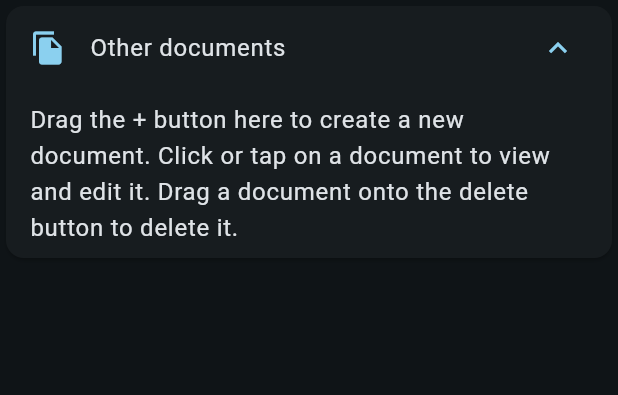
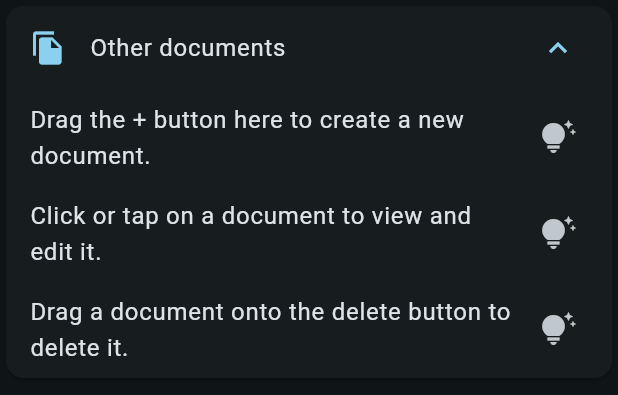
Before and after one commit to Kharacternyk/depauth, a Flutter app: the StorageDirectoryDropdown widget shown alone on an empty page, opened directly with empty values, after a tap on "Other documents", on a phone screen of 412 x 824 dp. Shown: the top 395 px of the screen. Run offline on Flutter 3.47's test engine with Material 2 defaults, Android fonts, the phone set to English and light mode, and no system bars; missing offline and left inert: assorted_layout_widgets, jovial_svg, multi_split_view, sanitize_filename, sqlite3, widget_arrows; generated files the repository leaves out were written again.

Commit message:
Make tips appear friendlier than a wall of text.

```diff
--- a/lib/storage_directory_dropdown.dart
+++ b/lib/storage_directory_dropdown.dart
@@ -4,6 +4,7 @@ import 'package:flutter_gen/gen_l10n/messages.dart';
 import 'card_dropdown.dart';
 import 'core/traveler.dart';
 import 'scaled_draggable.dart';
+import 'tip.dart';
 
 class StorageDirectoryDropdown extends StatelessWidget {
   final Iterable<String> siblingNames;
@@ -48,7 +49,11 @@ class StorageDirectoryDropdown extends StatelessWidget {
               ],
             ),
           ),
-        ListTile(title: Text(messages.storageDirectoryFormTip)),
+        ...[
+          messages.newStorageTip,
+          messages.selectStorageTip,
+          messages.deleteStorageTip,
+        ].map(Tip.onCard),
       ],
     );
 
--- /dev/null
+++ b/lib/tip.dart
@@ -0,0 +1,23 @@
+import 'package:flutter/material.dart';
+
+class Tip extends StatelessWidget {
+  final bool isElevated;
+  final String message;
+
+  const Tip.onCard(this.message, {super.key}) : isElevated = true;
+  const Tip.onSurfaceVariant(this.message, {super.key}) : isElevated = false;
+
+  @override
+  build(context) {
+    final style = !isElevated
+        ? TextStyle(
+            color: Theme.of(context).colorScheme.onSurfaceVariant,
+          )
+        : null;
+
+    return ListTile(
+      title: Text(message, style: style),
+      trailing: const Icon(Icons.tips_and_updates),
+    );
+  }
+}
```
Also changed, not shown: lib/messages/app_en.arb (+7 -2 lines), lib/storage_form.dart (+7 -9 lines).
